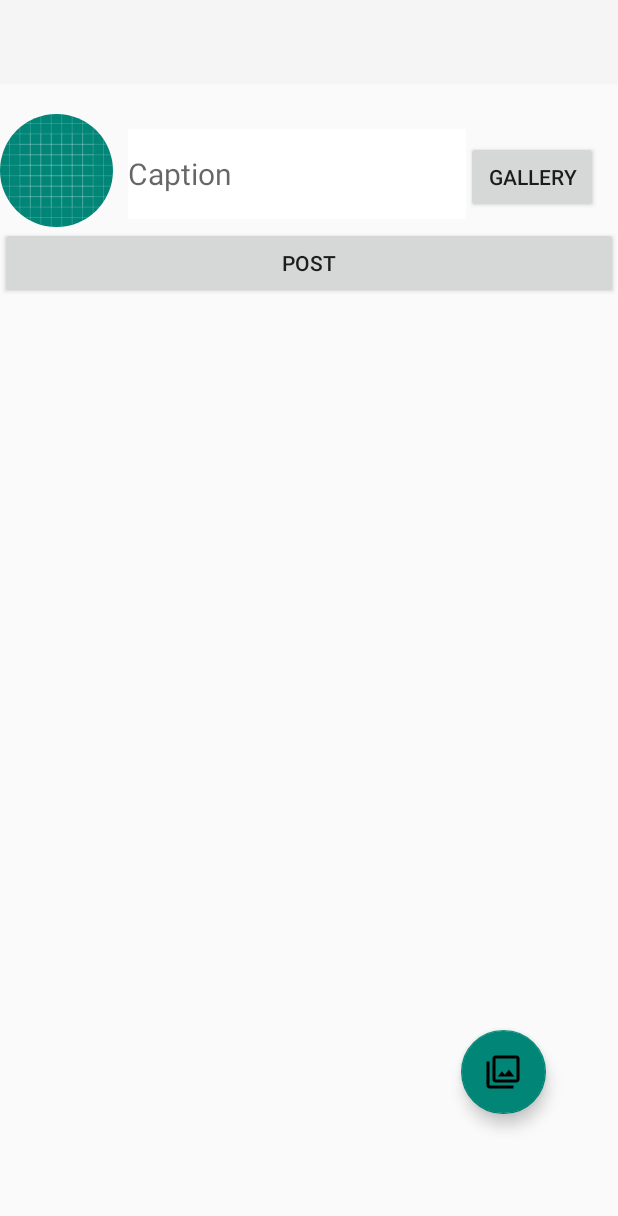
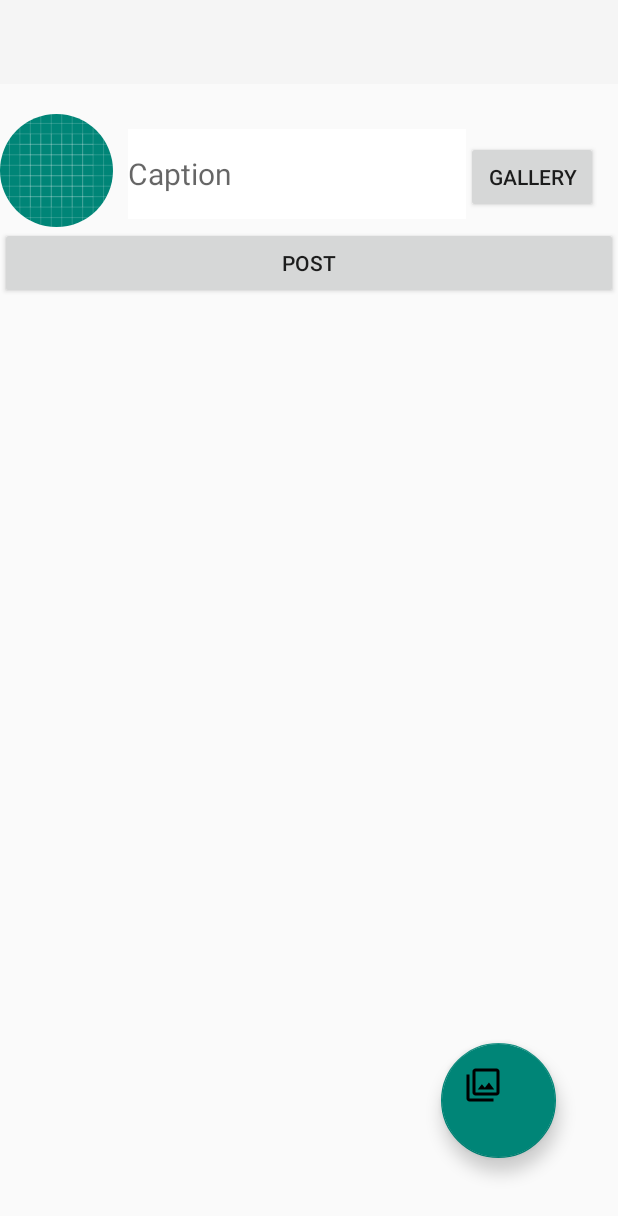
Before and after one commit to murligoel/INSTAGRAM, an Android app: the layout activity_user_profile.xml on its own in the app's theme, with its tools: preview values and no code run, on a phone screen of 412 x 824 dp. Shown: the top 1216 px of the screen. Run offline under Robolectric (Android 15) with nearby library versions, the phone set to English and light mode, and no system bars.

Commit message:
adding updates

```diff
--- a/app/src/main/java/com/example/android/instagram/activity/FrontPageActivity.java
+++ b/app/src/main/java/com/example/android/instagram/activity/FrontPageActivity.java
@@ -158,18 +158,18 @@ public class FrontPageActivity extends AppCompatActivity {
             public void onResponse(Call<User> call, Response<User> userResponse) {
                 progressDialog.dismiss();
                 if (userResponse.isSuccessful()) {
-                    Toast.makeText(getApplicationContext(), "successful", Toast.LENGTH_LONG).show();
+                    Toast.makeText(getApplicationContext(), "Verify Your Email", Toast.LENGTH_LONG).show();
                     // SharedPreference.getInstance(getApplicationContext()).userLogin(user);
                     // startActivity(new Intent(getApplicationContext(), HomeActivity.class));
                 } else {
-                    Toast.makeText(getApplicationContext(), "error1", Toast.LENGTH_LONG).show();
+                    Toast.makeText(getApplicationContext(), "Response error", Toast.LENGTH_LONG).show();
                 }
             }
 
             @Override
             public void onFailure(Call<User> call, Throwable t) {
                 progressDialog.dismiss();
-                Toast.makeText(getApplicationContext(), "error", Toast.LENGTH_LONG).show();
+                Toast.makeText(getApplicationContext(), "Server Error", Toast.LENGTH_LONG).show();
             }
         });
 
--- a/app/src/main/java/com/example/android/instagram/Adapter/PostAdapter.java
+++ b/app/src/main/java/com/example/android/instagram/adapter/PostAdapter.java
@@ -1,4 +1,4 @@
-package com.example.android.instagram.Adapter;
+package com.example.android.instagram.adapter;
 
 import android.content.Context;
 import android.support.annotation.NonNull;
--- a/app/src/main/java/com/example/android/instagram/Adapter/ThumbnailAdapter.java
+++ b/app/src/main/java/com/example/android/instagram/adapter/ThumbnailAdapter.java
@@ -1,7 +1,6 @@
-package com.example.android.instagram.Adapter;
+package com.example.android.instagram.adapter;
 
 import android.content.Context;
-import android.media.Image;
 import android.support.annotation.NonNull;
 import android.support.v4.content.ContextCompat;
 import android.support.v7.widget.RecyclerView;
@@ -9,15 +8,12 @@ import android.view.LayoutInflater;
 import android.view.View;
 import android.view.ViewGroup;
 import android.widget.ImageView;
-import android.widget.LinearLayout;
 import android.widget.TextView;
 
 import com.example.android.instagram.Interface.FiltersListFragmentListener;
 import com.example.android.instagram.R;
 import com.zomato.photofilters.imageprocessors.Filter;
 import com.zomato.photofilters.utils.ThumbnailItem;
-
-import org.w3c.dom.Text;
 
 import java.util.List;
 
--- a/app/src/main/java/com/example/android/instagram/Adapter/ViewPagerAdapter.java
+++ b/app/src/main/java/com/example/android/instagram/adapter/ViewPagerAdapter.java
@@ -1,4 +1,4 @@
-package com.example.android.instagram.Adapter;
+package com.example.android.instagram.adapter;
 
 import android.support.annotation.Nullable;
 import android.support.v4.app.Fragment;
--- a/app/src/main/java/com/example/android/instagram/fragments/FilterListFragment.java
+++ b/app/src/main/java/com/example/android/instagram/fragments/FilterListFragment.java
@@ -13,11 +13,11 @@ import android.view.LayoutInflater;
 import android.view.View;
 import android.view.ViewGroup;
 
-import com.example.android.instagram.Adapter.ThumbnailAdapter;
+import com.example.android.instagram.adapter.ThumbnailAdapter;
 import com.example.android.instagram.Interface.FiltersListFragmentListener;
 import com.example.android.instagram.R;
-import com.example.android.instagram.Utils.BitmapUtils;
-import com.example.android.instagram.Utils.SpacesItemDecoration;
+import com.example.android.instagram.utils.BitmapUtils;
+import com.example.android.instagram.utils.SpacesItemDecoration;
 import com.example.android.instagram.activity.FilterActivity;
 import com.zomato.photofilters.FilterPack;
 import com.zomato.photofilters.imageprocessors.Filter;
--- a/app/src/main/java/com/example/android/instagram/fragments/LoginFragment.java
+++ b/app/src/main/java/com/example/android/instagram/fragments/LoginFragment.java
@@ -128,7 +128,7 @@ public class LoginFragment extends Fragment implements View.OnClickListener {
                 progressDialog.dismiss();
 
                 if(userResponse.isSuccessful()) {
-                    Toast.makeText(getActivity(), userResponse.body().getUserId(), Toast.LENGTH_LONG).show();
+                    Toast.makeText(getActivity(), "login success", Toast.LENGTH_LONG).show();
                     userId = userResponse.body().getUserId();
                     Log.e("value",userId+"");
                     getToken();
@@ -177,7 +177,7 @@ public class LoginFragment extends Fragment implements View.OnClickListener {
                 if (response.isSuccessful()){
 //                    Toast.makeText(getApplicationContext(), "authentication successfull", Toast.LENGTH_LONG).show();
 //                    Toast.makeText(<>, "Please long press the key", Toast.LENGTH_LONG );
-                    Toast.makeText(getActivity(),response.body().getToken(),Toast.LENGTH_LONG).show();
+//                    Toast.makeText(getActivity(),response.body().getToken(),Toast.LENGTH_LONG).show();
                     token = response.body().getToken();
                     Intent intent = new Intent(getActivity(), UserProfileActivity.class);
                     startActivity(intent);
--- a/app/src/main/java/com/example/android/instagram/httpservice/HttpClientService.java
+++ b/app/src/main/java/com/example/android/instagram/httpservice/HttpClientService.java
@@ -16,7 +16,7 @@ public class HttpClientService {
 
 
         retrofit = new Retrofit.Builder()
-                .baseUrl("http://d7f9dcf5.ngrok.io/")
+                .baseUrl("http://a362f339.ngrok.io/")
                 .addConverterFactory(GsonConverterFactory.create())
                 .client(client)
                 .build();
--- a/app/src/main/java/com/example/android/instagram/Utils/BitmapUtils.java
+++ b/app/src/main/java/com/example/android/instagram/utils/BitmapUtils.java
@@ -1,4 +1,4 @@
-package com.example.android.instagram.Utils;
+package com.example.android.instagram.utils;
 
 import android.content.ContentResolver;
 import android.content.ContentUris;
--- a/app/src/main/java/com/example/android/instagram/Utils/NonSwipeableViewPager.java
+++ b/app/src/main/java/com/example/android/instagram/utils/NonSwipeableViewPager.java
@@ -1,4 +1,4 @@
-package com.example.android.instagram.Utils;
+package com.example.android.instagram.utils;
 
 import android.content.Context;
 import android.support.annotation.NonNull;
--- a/app/src/main/java/com/example/android/instagram/Utils/SpacesItemDecoration.java
+++ b/app/src/main/java/com/example/android/instagram/utils/SpacesItemDecoration.java
@@ -1,4 +1,4 @@
-package com.example.android.instagram.Utils;
+package com.example.android.instagram.utils;
 
 import android.graphics.Rect;
 import android.support.v7.widget.RecyclerView;
--- a/app/src/main/res/layout/activity_user_profile.xml
+++ b/app/src/main/res/layout/activity_user_profile.xml
@@ -85,19 +85,19 @@
 
         <android.support.design.widget.FloatingActionButton
             android:id="@+id/images_from_gallery"
-            android:layout_width="wrap_content"
-            android:layout_height="wrap_content"
+            android:layout_width="76dp"
+            android:layout_height="79dp"
             android:layout_alignParentStart="true"
             android:layout_alignParentLeft="true"
             android:layout_alignParentEnd="true"
             android:layout_alignParentRight="true"
             android:layout_alignParentBottom="true"
             android:layout_gravity="end|bottom"
-            android:layout_marginStart="307dp"
-            android:layout_marginLeft="307dp"
-            android:layout_marginEnd="48dp"
-            android:layout_marginRight="48dp"
-            android:layout_marginBottom="81dp"
+            android:layout_marginStart="294dp"
+            android:layout_marginLeft="294dp"
+            android:layout_marginEnd="41dp"
+            android:layout_marginRight="41dp"
+            android:layout_marginBottom="52dp"
             android:src="@drawable/ic_filter_black_1" />
             <!--android:layout_margin="16dp" />-->
 
--- a/app/src/main/res/layout/content_main.xml
+++ b/app/src/main/res/layout/content_main.xml
@@ -17,7 +17,7 @@
         android:layout_width="match_parent"
         android:layout_height="360dp" />
 
-    <com.example.android.instagram.Utils.NonSwipeableViewPager
+    <com.example.android.instagram.utils.NonSwipeableViewPager
         android:id="@+id/viewpager"
         android:layout_width="match_parent"
         android:layout_height="120dp"
```
Also changed, not shown: app/src/main/java/com/example/android/instagram/activity/FilterActivity.java (+28 -38 lines), app/src/main/java/com/example/android/instagram/activity/UserProfileActivity.java (+1 -10 lines).
